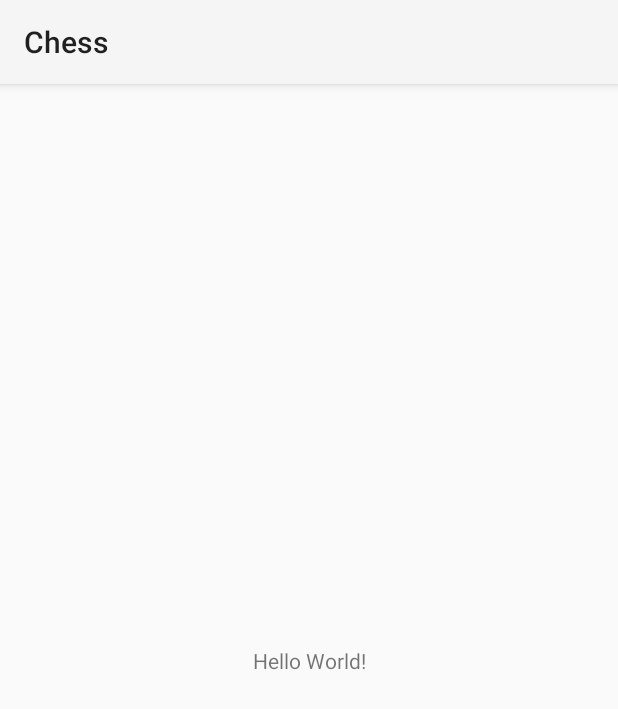
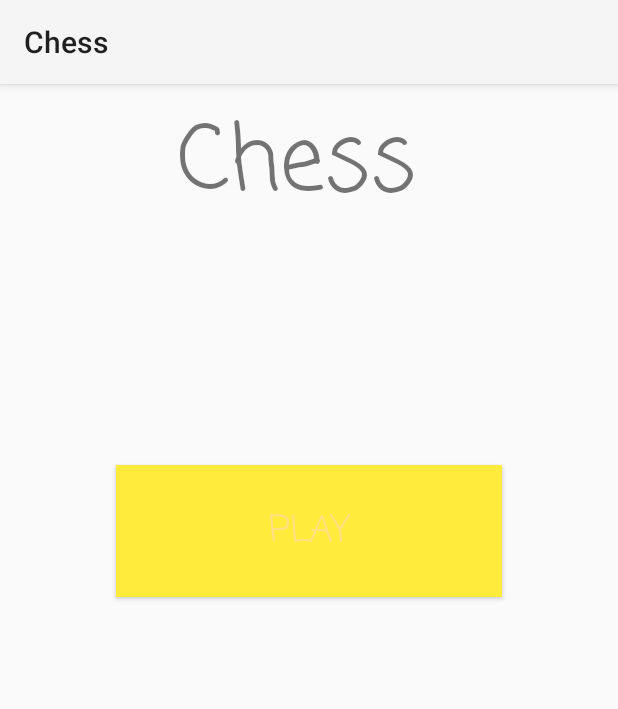
Before and after one commit to Vyrolian/Java_Chess, an Android app: the screen it shows after launch (MainActivity), on a phone screen of 412 x 824 dp. Shown: the top 709 px of the screen. Run offline under Robolectric (Android 15) with nearby library versions, the phone set to English and light mode, and no system bars.

Commit message:
Added buttons and text(To do: understand how to change colors)

```diff
--- a/app/src/main/res/layout/activity_main.xml
+++ b/app/src/main/res/layout/activity_main.xml
@@ -6,11 +6,37 @@
     android:layout_height="match_parent"
     tools:context=".MainActivity">
 
+    <Button
+        android:id="@+id/MainButton"
+        style="@style/Widget.AppCompat.Button.Colored"
+        android:layout_width="257dp"
+        android:layout_height="88dp"
+        android:layout_marginBottom="272dp"
+        android:background="#FFEB3B"
+        android:fontFamily="casual"
+        android:text="Play"
+        android:textColor="#FFE082"
+        android:textSize="24sp"
+        app:icon="@drawable/ic_launcher_foreground"
+        app:iconTint="#FFEB3B"
+        app:layout_constraintBottom_toBottomOf="parent"
+        app:layout_constraintEnd_toEndOf="parent"
+        app:layout_constraintHorizontal_bias="0.5"
+        app:layout_constraintStart_toStartOf="parent"
+        app:layout_constraintTop_toBottomOf="@+id/ApplicationHeader"
+        app:layout_constraintVertical_bias="0.5"
+        app:rippleColor="#8BC34A" />
+
     <TextView
+        android:id="@+id/ApplicationHeader"
         android:layout_width="wrap_content"
         android:layout_height="wrap_content"
-        android:text="Hello World!"
-        app:layout_constraintBottom_toBottomOf="parent"
+        android:layout_marginStart="178dp"
+        android:layout_marginTop="8dp"
+        android:layout_marginEnd="195dp"
+        android:fontFamily="casual"
+        android:text="Chess"
+        android:textSize="60sp"
         app:layout_constraintEnd_toEndOf="parent"
         app:layout_constraintStart_toStartOf="parent"
         app:layout_constraintTop_toTopOf="parent" />
```
